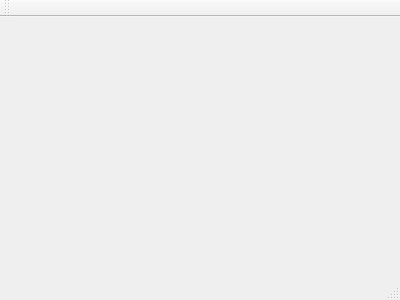
Qt form mainwindow.ui (Mukudori/Word2Vec_App) before a commit.
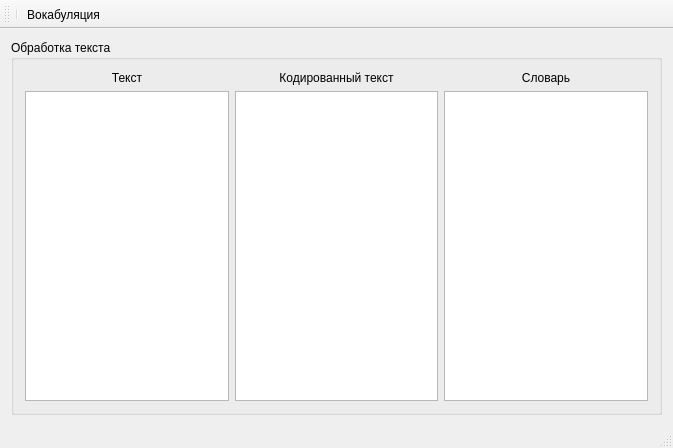
The same form after that commit. Icons and pictures are not drawn.

The edit to the form file:
```diff
--- a/mainwindow.ui
+++ b/mainwindow.ui
@@ -1,24 +1,121 @@
 <ui version="4.0">
  <class>MainWindow</class>
- <widget class="QMainWindow" name="MainWindow" >
-  <property name="geometry" >
+ <widget class="QMainWindow" name="MainWindow">
+  <property name="geometry">
    <rect>
     <x>0</x>
     <y>0</y>
-    <width>400</width>
-    <height>300</height>
+    <width>673</width>
+    <height>448</height>
    </rect>
   </property>
   <property name="windowTitle" >
    <string>MainWindow</string>
   </property>
-  <widget class="QMenuBar" name="menuBar" />
-  <widget class="QToolBar" name="mainToolBar" />
-  <widget class="QWidget" name="centralWidget" />
-  <widget class="QStatusBar" name="statusBar" />
+  <widget class="QWidget" name="centralWidget">
+   <layout class="QVBoxLayout" name="verticalLayout_2">
+    <item>
+     <widget class="QGroupBox" name="groupBox">
+      <property name="title">
+       <string>Обработка текста</string>
+      </property>
+      <layout class="QHBoxLayout" name="horizontalLayout">
+       <item>
+        <layout class="QVBoxLayout" name="verticalLayout">
+         <item>
+          <widget class="QLabel" name="label">
+           <property name="layoutDirection">
+            <enum>Qt::LeftToRight</enum>
+           </property>
+           <property name="text">
+            <string>Текст</string>
+           </property>
+           <property name="alignment">
+            <set>Qt::AlignCenter</set>
+           </property>
+          </widget>
+         </item>
+         <item>
+          <widget class="QTextEdit" name="teInput"/>
+         </item>
+        </layout>
+       </item>
+       <item>
+        <layout class="QVBoxLayout" name="verticalLayout_3">
+         <item>
+          <widget class="QLabel" name="label_2">
+           <property name="text">
+            <string>Кодированный текст</string>
+           </property>
+           <property name="alignment">
+            <set>Qt::AlignCenter</set>
+           </property>
+          </widget>
+         </item>
+         <item>
+          <widget class="QTableView" name="tvSenten"/>
+         </item>
+        </layout>
+       </item>
+       <item>
+        <layout class="QVBoxLayout" name="verticalLayout_4">
+         <item>
+          <widget class="QLabel" name="label_3">
+           <property name="text">
+            <string>Словарь</string>
+           </property>
+           <property name="alignment">
+            <set>Qt::AlignCenter</set>
+           </property>
+          </widget>
+         </item>
+         <item>
+          <widget class="QTableView" name="tvVocab"/>
+         </item>
+        </layout>
+       </item>
+      </layout>
+     </widget>
+    </item>
+   </layout>
+  </widget>
+  <widget class="QMenuBar" name="menuBar">
+   <property name="geometry">
+    <rect>
+     <x>0</x>
+     <y>0</y>
+     <width>673</width>
+     <height>20</height>
+    </rect>
+   </property>
+  </widget>
+  <widget class="QToolBar" name="mainToolBar">
+   <attribute name="toolBarArea">
+    <enum>TopToolBarArea</enum>
+   </attribute>
+   <attribute name="toolBarBreak">
+    <bool>false</bool>
+   </attribute>
+   <addaction name="separator"/>
+   <addaction name="actVocab"/>
+  </widget>
+  <widget class="QStatusBar" name="statusBar"/>
+  <action name="actVocab">
+   <property name="icon">
+    <iconset resource="images.qrc">
+     <normaloff>:/Images/vocab.png</normaloff>:/Images/vocab.png</iconset>
+   </property>
+   <property name="text">
+    <string>Вокабуляция</string>
+   </property>
+   <property name="toolTip">
+    <string>Заполение словаря и обработка текста</string>
+   </property>
+  </action>
  </widget>
- <layoutDefault spacing="6" margin="11" />
- <pixmapfunction></pixmapfunction>
- <resources/>
+ <layoutdefault spacing="6" margin="11"/>
+ <resources>
+  <include location="images.qrc"/>
+ </resources>
  <connections/>
 </ui>
```
Left out of the diff: 3 changed lines with no effect on the pictures.
